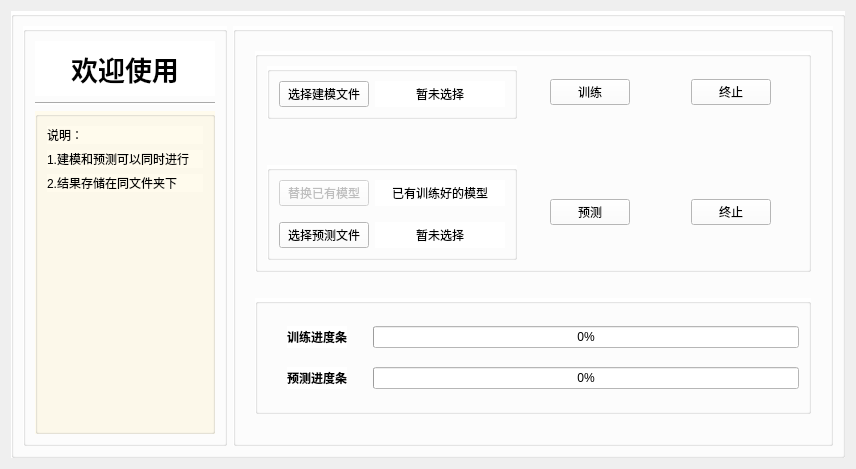
This is zh_appui.ui in codeking01/zh_data_app as Qt 5 draws it before an edit. The edited form follows.
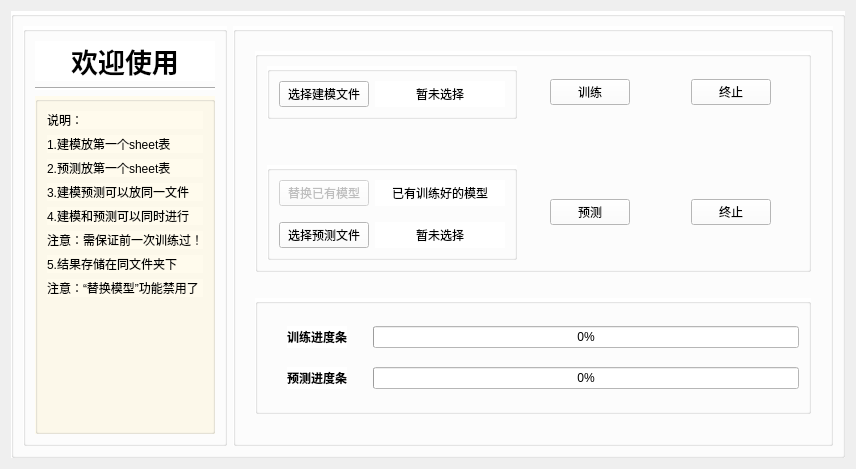
This is the edited form. Icons and pictures are not drawn.

Commit message: 2023.4.19,master commit。修改部分UI界面

```diff
--- a/zh_appui.ui
+++ b/zh_appui.ui
@@ -140,20 +140,55 @@
               </property>
              </widget>
             </item>
+            <item>
+             <widget class="QLabel" name="label_7">
+              <property name="text">
+               <string>1.建模放第一个sheet表</string>
+              </property>
+             </widget>
+            </item>
+            <item>
+             <widget class="QLabel" name="label_8">
+              <property name="text">
+               <string>2.预测放第一个sheet表</string>
+              </property>
+             </widget>
+            </item>
+            <item>
+             <widget class="QLabel" name="label_9">
+              <property name="text">
+               <string>3.建模预测可以放同一文件</string>
+              </property>
+             </widget>
+            </item>
             <item>
              <widget class="QLabel" name="label_5">
               <property name="styleSheet">
                <string notr="true"/>
               </property>
               <property name="text">
-               <string>1.建模和预测可以同时进行</string>
+               <string>4.建模和预测可以同时进行</string>
+              </property>
+             </widget>
+            </item>
+            <item>
+             <widget class="QLabel" name="label_11">
+              <property name="text">
+               <string>注意：需保证前一次训练过！</string>
               </property>
              </widget>
             </item>
             <item>
              <widget class="QLabel" name="label_6">
               <property name="text">
-               <string>2.结果存储在同文件夹下</string>
+               <string>5.结果存储在同文件夹下</string>
+              </property>
+             </widget>
+            </item>
+            <item>
+             <widget class="QLabel" name="label_10">
+              <property name="text">
+               <string>注意：“替换模型”功能禁用了</string>
               </property>
              </widget>
             </item>
@@ -168,7 +203,7 @@
               <property name="sizeHint" stdset="0">
                <size>
                 <width>20</width>
-                <height>230</height>
+                <height>150</height>
                </size>
               </property>
              </spacer>
```
The commit also changes 1 other file.
